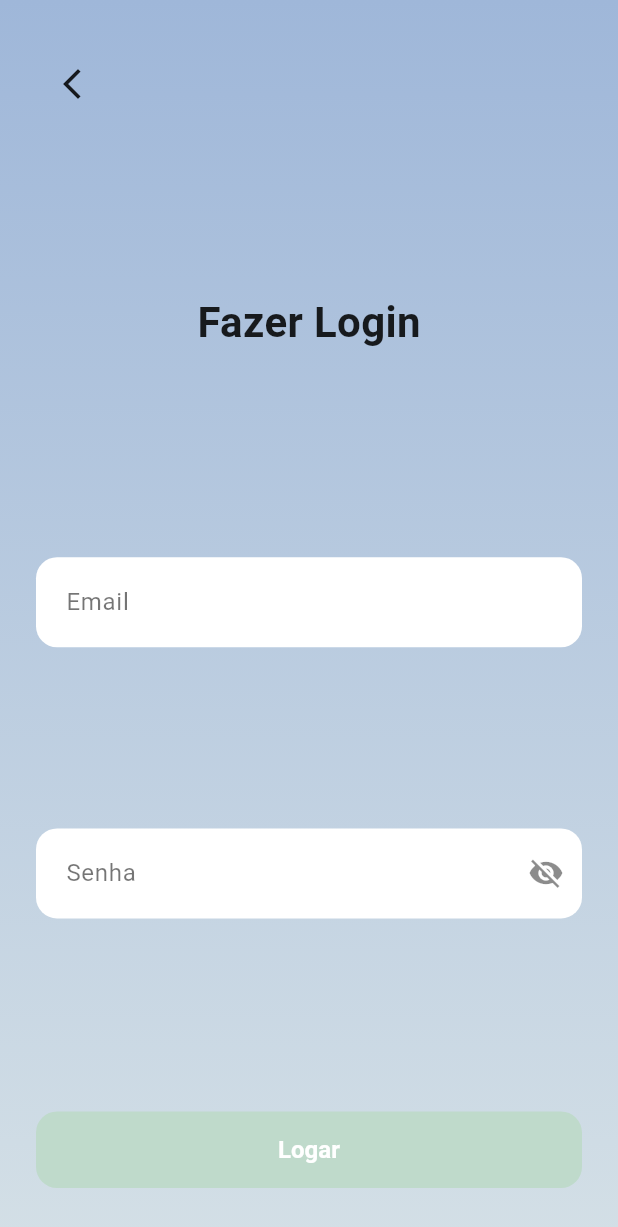
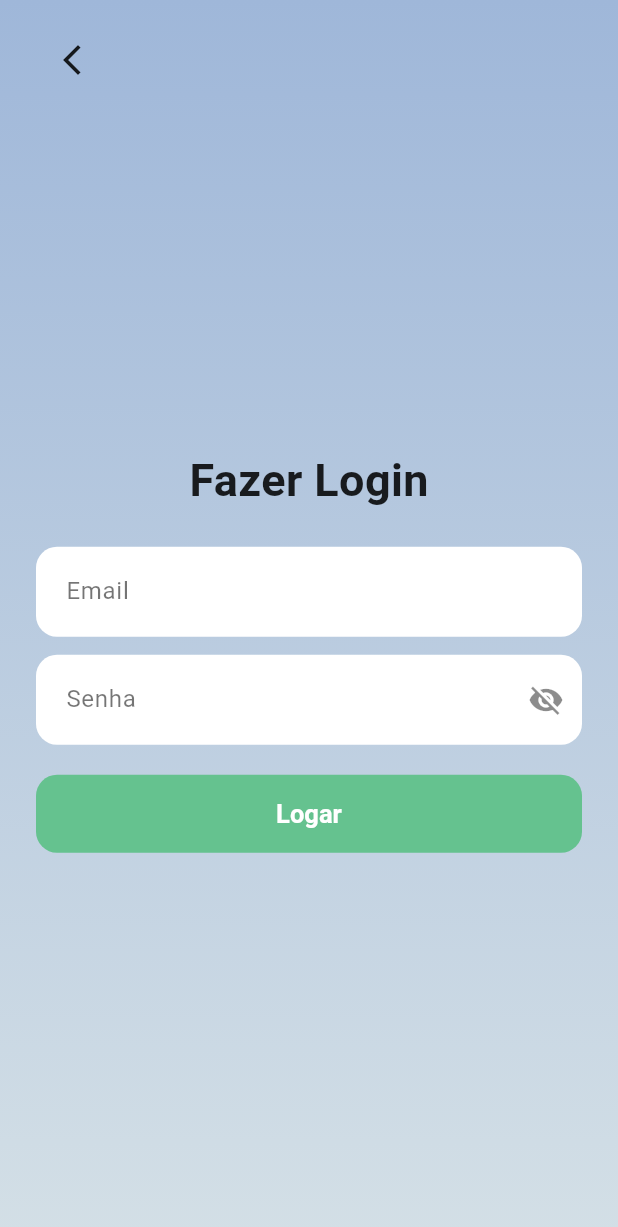
Before and after one commit to pjairdev/-mental_diary, a Flutter app: the LoggingPage screen opened by its route, on a phone screen of 412 x 824 dp. Shown: the top 1227 px of the screen. Run offline on Flutter 3.47's test engine with Material 3 defaults, Android fonts, the phone set to English and light mode, and no system bars; our stand-ins replace cloud_firestore, firebase_auth, firebase_core, fl_chart, google_sign_in, image_picker and 1 more; accounts and stored records are empty.

Commit message:
Melhorias do código

```diff
--- a/lib/modules/auth/pages/create_account_page.dart
+++ b/lib/modules/auth/pages/create_account_page.dart
@@ -140,15 +140,25 @@ class _CreateAccountPageState extends State<CreateAccountPage> {
                       ),
                     ],
                   ),
-                  const SizedBox(height: 24),
+                  const SizedBox(height: 18),
 
                   SizedBox(
                     width: double.infinity,
                     child: ElevatedButton(
                       onPressed: _isValidForm ? _submit : null,
                       style: ElevatedButton.styleFrom(
-                        backgroundColor: const Color(0xFF8EC3A7),
-                        disabledBackgroundColor: const Color(0xFFBFDACB),
+                        backgroundColor: const Color.fromARGB(
+                          255,
+                          127,
+                          189,
+                          156,
+                        ),
+                        disabledBackgroundColor: const Color.fromARGB(
+                          255,
+                          101,
+                          194,
+                          143,
+                        ),
                         shape: RoundedRectangleBorder(
                           borderRadius: BorderRadius.circular(14),
                         ),
--- a/lib/modules/auth/pages/logging_page.dart
+++ b/lib/modules/auth/pages/logging_page.dart
@@ -26,7 +26,6 @@ class _LoggingPageState extends State<LoggingPage> {
         const SnackBar(content: Text('Login realizado com sucesso!')),
       );
       Navigator.pushReplacementNamed(context, AppRoutes.home);
-      //lógica da api
     }
   }
 
@@ -43,15 +42,10 @@ class _LoggingPageState extends State<LoggingPage> {
         ),
         child: SafeArea(
           child: Padding(
-            padding: const EdgeInsets.symmetric(horizontal: 24, vertical: 32),
-            child: Form(
-              key: _formKey,
-              onChanged: _validateForm,
+            padding: const EdgeInsets.symmetric(horizontal: 24, vertical: 16),
             child: Column(
-                mainAxisAlignment: MainAxisAlignment.spaceBetween,
-                mainAxisSize: MainAxisSize.max,
-                crossAxisAlignment: CrossAxisAlignment.center,
               children: [
+                /// 🔙 Botão voltar no topo
                 Align(
                   alignment: Alignment.centerLeft,
                   child: IconButton(
@@ -62,56 +56,107 @@ class _LoggingPageState extends State<LoggingPage> {
                     onPressed: () => Navigator.pop(context),
                   ),
                 ),
-                  const SizedBox(height: 10),
+
+                /// 🧩 Conteúdo central: título + inputs + botão
+                Expanded(
+                  child: Column(
+                    mainAxisAlignment: MainAxisAlignment.center,
+                    children: [
+                      /// ------------------------
+                      /// TÍTULO
+                      /// Ajuste o SizedBox abaixo para elevar/baixar o título
+                      /// ------------------------
                       const Text(
                         'Fazer Login',
                         style: TextStyle(
-                      fontSize: 28,
+                          fontSize: 30,
+                          height: 1.1,
                           fontWeight: FontWeight.bold,
                           color: Colors.black87,
                         ),
                       ),
-                  const SizedBox(height: 32),
+
+                      const SizedBox(
+                        height: 28,
+                      ), // espaço entre título e inputs
+
+                      Form(
+                        key: _formKey,
+                        onChanged: _validateForm,
+                        child: Column(
+                          children: [
+                            /// ------------------------
+                            /// INPUT EMAIL
+                            /// Ajuste o SizedBox ENTRE inputs
+                            /// ------------------------
                             CustomTextField(
                               label: 'Email',
                               controller: _emailController,
                               validator: (v) {
-                      if (v == null || v.isEmpty) return 'Informe seu email';
-                      final emailRegex = RegExp(r'^[^@]+@[^@]+\.[^@]+');
-                      if (!emailRegex.hasMatch(v)) return 'Email inválido';
+                                if (v == null || v.isEmpty)
+                                  return 'Informe seu email';
+                                final emailRegex = RegExp(
+                                  r'^[^@]+@[^@]+\.[^@]+',
+                                );
+                                if (!emailRegex.hasMatch(v))
+                                  return 'Email inválido';
                                 return null;
                               },
                             ),
-                  const SizedBox(height: 16),
+
+                            const SizedBox(height: 12),
+
+                            /// ------------------------
+                            /// INPUT SENHA
+                            /// ------------------------
                             CustomTextField(
                               label: 'Senha',
                               controller: _passwordController,
                               isPassword: true,
                               validator: (v) {
-                      if (v == null || v.isEmpty) return 'Informe sua senha';
+                                if (v == null || v.isEmpty)
+                                  return 'Informe sua senha';
                                 if (v.length < 6) return 'Mínimo 6 caracteres';
                                 return null;
                               },
                             ),
-                  const SizedBox(height: 24),
+
+                            /// ------------------------
+                            /// BOTÃO "LOGAR"
+                            /// Ajuste o SizedBox abaixo para aproximar/afastar
+                            /// ------------------------
+                            const SizedBox(height: 20),
+
                             SizedBox(
                               width: double.infinity,
                               child: ElevatedButton(
                                 onPressed: _isValidForm ? _submit : null,
                                 style: ElevatedButton.styleFrom(
-                        backgroundColor: const Color(0xFF8EC3A7),
-                        disabledBackgroundColor: const Color(0xFFBFDACB),
+                                  backgroundColor: const Color.fromARGB(
+                                    255,
+                                    127,
+                                    189,
+                                    156,
+                                  ),
+                                  disabledBackgroundColor: const Color.fromARGB(
+                                    255,
+                                    101,
+                                    194,
+                                    143,
+                                  ),
                                   shape: RoundedRectangleBorder(
                                     borderRadius: BorderRadius.circular(14),
                                   ),
-                        padding: const EdgeInsets.symmetric(vertical: 16),
+                                  padding: const EdgeInsets.symmetric(
+                                    vertical: 16,
+                                  ),
                                 ),
                                 child: const Text(
                                   'Logar',
                                   style: TextStyle(
                                     color: Colors.white,
-                          fontWeight: FontWeight.bold,
-                          fontSize: 16,
+                                    fontWeight: FontWeight.w600,
+                                    fontSize: 17,
                                   ),
                                 ),
                               ),
@@ -119,6 +164,11 @@ class _LoggingPageState extends State<LoggingPage> {
                           ],
                         ),
                       ),
+                    ],
+                  ),
+                ),
+              ],
+            ),
           ),
         ),
       ),
```
Lines whose indentation alone changed are shown as unchanged.
